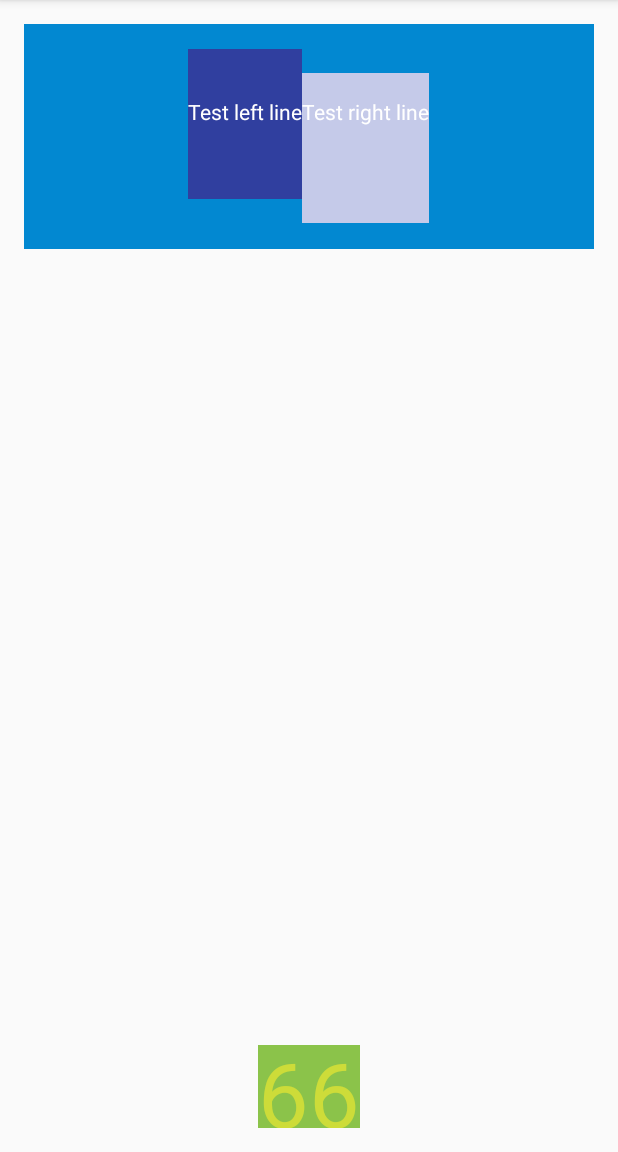
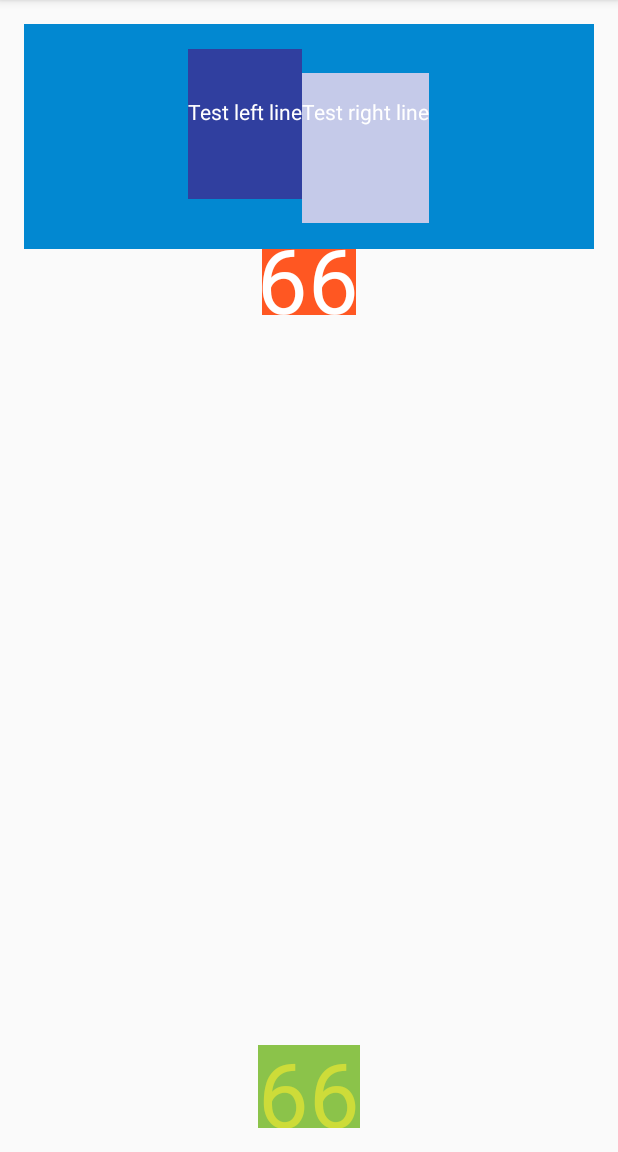
Before and after one commit to dnizkopoklonniy/BigSizeTextView, an Android app: the screen it shows after launch (MainActivity), on a phone screen of 412 x 824 dp, the part 84-1236 px from its top. Run offline under Robolectric (Android 15) with nearby library versions, the phone set to English and light mode, and no system bars.

Commit message:
Added big text size view.

```diff
--- /dev/null
+++ b/app/src/main/java/com/niz/d/bigsizetextview/BigSizeTextView.java
@@ -0,0 +1,64 @@
+package com.niz.d.bigsizetextview;
+
+import android.content.Context;
+import android.graphics.Canvas;
+import android.graphics.Paint;
+import android.graphics.Rect;
+import android.support.annotation.NonNull;
+import android.util.AttributeSet;
+import android.widget.TextView;
+
+/**
+ * That custom TextView for big text size.
+ * TextView without top and bottom padding.
+ * Distance themselves in the big font size.
+ */
+public class BigSizeTextView extends TextView {
+
+    public BigSizeTextView(Context context) {
+        super(context);
+    }
+
+    public BigSizeTextView(Context context, AttributeSet attrs) {
+        super(context, attrs);
+    }
+
+    public BigSizeTextView(Context context, AttributeSet attrs, int defStyleAttr) {
+        super(context, attrs, defStyleAttr);
+    }
+
+    @Override
+    protected void onDraw(@NonNull Canvas canvas) {
+        final String text = calculateTextParams();
+
+        final int left = mBounds.left;
+        final int bottom = mBounds.bottom;
+        mBounds.offset(-mBounds.left, -mBounds.top);
+        mPaint.setAntiAlias(true);
+        mPaint.setColor(getCurrentTextColor());
+        canvas.drawText(text, -left, mBounds.bottom - bottom, mPaint);
+    }
+
+    private final Paint mPaint = new Paint();
+    private final Rect mBounds = new Rect();
+
+    @Override
+    protected void onMeasure(int widthMeasureSpec, int heightMeasureSpec) {
+        super.onMeasure(widthMeasureSpec, heightMeasureSpec);
+        calculateTextParams();
+        setMeasuredDimension(mBounds.width() + 1, -mBounds.top + 1);
+    }
+
+    private String calculateTextParams() {
+        final String text = getText().toString();
+        final int textLength = text.length();
+
+        mPaint.setTextSize(getTextSize());
+        mPaint.getTextBounds(text, 0, textLength, mBounds);
+
+        if (textLength == 0) {
+            mBounds.right = mBounds.left;
+        }
+        return text;
+    }
+}
--- a/app/src/main/res/layout/activity_main.xml
+++ b/app/src/main/res/layout/activity_main.xml
@@ -49,6 +49,15 @@
         </RelativeLayout>
     </RelativeLayout>
 
+    <com.niz.d.bigsizetextview.BigSizeTextView
+        android:layout_width="wrap_content"
+        android:layout_height="wrap_content"
+        android:layout_gravity="center"
+        android:background="#FF5722"
+        android:textColor="#FFFFFF"
+        android:textSize="60sp"
+        android:text="66"/>
+
     <RelativeLayout
         android:layout_width="wrap_content"
         android:layout_height="wrap_content"
@@ -69,7 +78,6 @@
             android:layout_width="1dp"
             android:layout_height="1dp"
             android:baselineAlignBottom="true"
-            android:layout_alignParentBottom="true"
-            />
+            android:layout_alignParentBottom="true" />
     </RelativeLayout>
 </LinearLayout>
```
